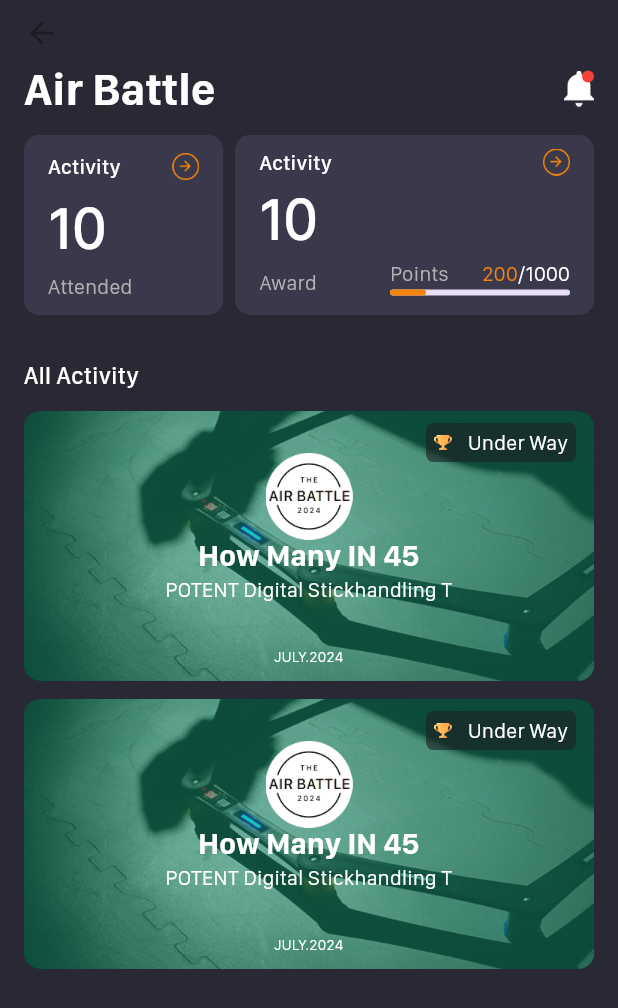
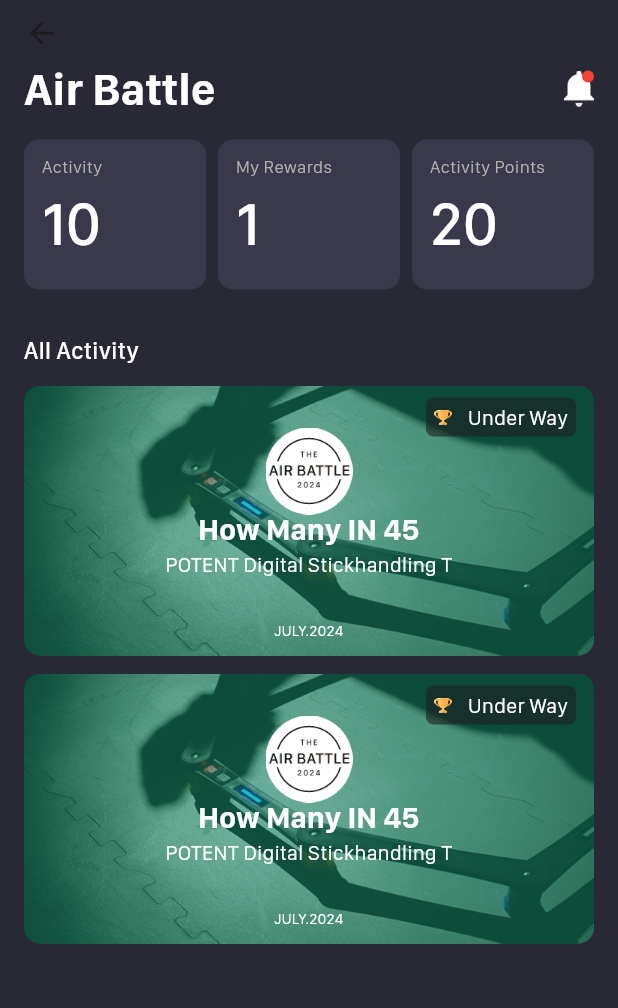
Before and after one commit to TengTeNJ/ballhandler, a Flutter app: the AirBattleHomeController screen opened directly, on a phone screen of 412 x 824 dp. Shown: the top 1008 px of the screen. Run offline on Flutter 3.47's test engine with Material 3 defaults, Android fonts, the phone set to English and light mode, and no system bars; our stand-ins replace camera, date_format, dio, flutter_easyloading, google_sign_in, permission_handler and 3 more; missing offline and left inert: flutter_reactive_ble, mobkit_dashed_border, tt_indicator, video_thumbnail; accounts and stored records are empty.

```diff
--- a/lib/controllers/airbattle/airbattle_home_controller.dart
+++ b/lib/controllers/airbattle/airbattle_home_controller.dart
@@ -31,7 +31,7 @@
               children: [
                 Constants.boldWhiteTextWidget('Air Battle', 30),
                 GestureDetector(
-                  onTap: (){
+                  onTap: () {
                     NavigatorUtil.push('message');
                   },
                   child: Container(
@@ -59,7 +59,7 @@
             ),
           ),
           SizedBox(
-            height: 16,
+            height: 19,
           ),
           Container(
             margin: EdgeInsets.only(left: 16, right: 16),
@@ -69,117 +69,65 @@
                   decoration: BoxDecoration(
                       borderRadius: BorderRadius.circular(10),
                       color: Constants.darkControllerColor),
-                  width: (Constants.screenWidth(context) - 40) * 0.357,
-                  height: 120,
+                  width: (Constants.screenWidth(context) - 48) / 3,
+                  height: 100,
                   child: Column(
-                    mainAxisAlignment: MainAxisAlignment.spaceEvenly,
+                    mainAxisAlignment: MainAxisAlignment.start,
                     crossAxisAlignment: CrossAxisAlignment.start,
                     children: [
-                      Container(
-                        child: Row(
-                          children: [
-                            Constants.mediumWhiteTextWidget('Activity', 14),
-                            Image(
-                                width: 18,
-                                height: 18,
-                                image: AssetImage('images/airbattle/next.png'))
-                          ],
-                          mainAxisAlignment: MainAxisAlignment.spaceBetween,
-                        ),
-                        margin: EdgeInsets.only(left: 16, right: 16),
-                      ),
-                      Container(
-                        margin: EdgeInsets.only(left: 16, right: 16),
-                        child: Constants.mediumWhiteTextWidget('10', 40),
-                      ),
-                      Container(
-                        margin: EdgeInsets.only(left: 16, right: 16),
-                        child: Constants.regularGreyTextWidget('Attended', 14),
-                      )
+                      Padding(padding: EdgeInsets.only(left: 12, top: 12),
+                          child: Constants.regularGreyTextWidget(
+                              'Activity', 12), ),
+                      Padding(padding: EdgeInsets.only(left: 12, top: 12),
+                        child: Constants.mediumWhiteTextWidget(
+                            '10', 40), ),
                     ],
                   ),
                 ),
-                SizedBox(
-                  width: 8,
-                ),
+                SizedBox(width: 8,),
                 Container(
                   decoration: BoxDecoration(
                       borderRadius: BorderRadius.circular(10),
                       color: Constants.darkControllerColor),
-                  width: (Constants.screenWidth(context) - 40) * 0.643,
-                  height: 120,
+                  width: (Constants.screenWidth(context) - 48) / 3,
+                  height: 100,
                   child: Column(
-                    mainAxisAlignment: MainAxisAlignment.spaceEvenly,
+                    mainAxisAlignment: MainAxisAlignment.start,
                     crossAxisAlignment: CrossAxisAlignment.start,
                     children: [
-                      Container(
-                        child: Row(
-                          children: [
-                            Constants.mediumWhiteTextWidget('Activity', 14),
-                            Image(
-                                width: 18,
-                                height: 18,
-                                image: AssetImage('images/airbattle/next.png'))
-                          ],
-                          mainAxisAlignment: MainAxisAlignment.spaceBetween,
-                        ),
-                        margin: EdgeInsets.only(left: 16, right: 16),
-                      ),
-                      Container(
-                        margin: EdgeInsets.only(left: 16, right: 16),
-                        child: Constants.mediumWhiteTextWidget('10', 40),
-                      ),
-                      Container(
-                        margin: EdgeInsets.only(left: 16, right: 16),
-                        child: Row(
-                          mainAxisAlignment: MainAxisAlignment.spaceBetween,
-                          children: [
-                            Constants.regularGreyTextWidget('Award', 14),
-                            Container(
-                              height: 26,
-                              width: 120,
-                              child: Column(
-                                children: [
-                                  Row(
-                                    mainAxisAlignment:
-                                        MainAxisAlignment.spaceBetween,
-                                    children: [
-                                      Constants.regularGreyTextWidget(
-                                          'Points', 14),
-                                      Row(
-                                        children: [
-                                          Constants.regularBaseTextWidget(
-                                              '200', 14),
-                                          Constants.regularWhiteTextWidget(
-                                              '/1000', 14),
+                      Padding(padding: EdgeInsets.only(left: 12, top: 12),
+                        child: Constants.regularGreyTextWidget(
+                            'My Rewards', 12), ),
+                      Padding(padding: EdgeInsets.only(left: 12, top: 12),
+                        child: Constants.mediumWhiteTextWidget(
+                            '1', 40), ),
                     ],
                   ),
-                                    ],
                 ),
-                                  SizedBox(
-                                    height: 4,
-                                  ),
-                                  LinearProgressIndicator(
+                SizedBox(width: 8,),
+                Container(
+                  decoration: BoxDecoration(
                       borderRadius: BorderRadius.circular(10),
-                                    value: 0.2,
-                                    valueColor: AlwaysStoppedAnimation<Color>(
-                                        Constants.baseStyleColor),
-                                  ),
+                      color: Constants.darkControllerColor),
+                  width: (Constants.screenWidth(context) - 48) / 3,
+                  height: 100,
+                  child: Column(
+                    mainAxisAlignment: MainAxisAlignment.start,
+                    crossAxisAlignment: CrossAxisAlignment.start,
+                    children: [
+                      Padding(padding: EdgeInsets.only(left: 12, top: 12),
+                        child: Constants.regularGreyTextWidget(
+                            'Activity Points', 12), ),
+                      Padding(padding: EdgeInsets.only(left: 12, top: 12),
+                        child: Constants.mediumWhiteTextWidget(
+                            '20', 40), ),
                     ],
                   ),
                 ),
               ],
             ),
-                      )
-                    ],
           ),
-                ),
-                SizedBox(
-                  height: 32,
-                ),
-              ],
-            ),
-          ),
+          SizedBox(width: 8,),
           SizedBox(
             height: 32,
           ),
@@ -194,7 +142,7 @@
               child: Container(
                 margin: EdgeInsets.only(left: 16, right: 16),
                 child: ActivityListView(
-              selectItem: (ActivityModel model){
+                  selectItem: (ActivityModel model) {
                     print('点击了活动');
                     NavigatorUtil.push('activityDetail');
                   },
```
Also changed, not shown: lib/controllers/account/email_page_controller.dart (+10 -2 lines), lib/controllers/account/login_page_controller.dart (+2 -17 lines), lib/controllers/account/password_login_controller.dart (+20 -13 lines), lib/controllers/account/password_page_controller.dart (+1 -13 lines), lib/services/http/account.dart (+21 -1 lines), lib/utils/login_util.dart (+13 -8 lines), 2 other files. Lines whose indentation alone changed are shown as unchanged.
